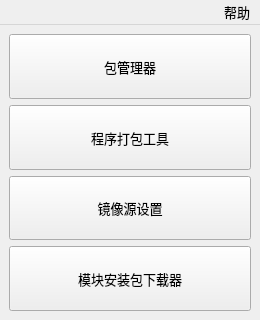
The window that ui/mainentry.ui (hrpzcf/AwesomePyKit) describes before a commit, drawn with Qt 5.
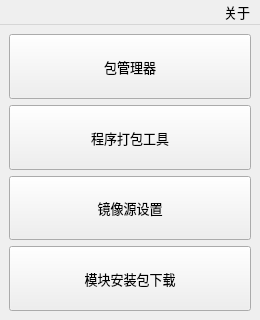
The same window after the commit.

Diff of the .ui file:
```diff
--- a/ui/mainentry.ui
+++ b/ui/mainentry.ui
@@ -95,7 +95,7 @@
          <string>Python包下载工具，此工具当前处于测试阶段。</string>
         </property>
         <property name="text">
-         <string>模块安装包下载器</string>
+         <string>模块安装包下载</string>
         </property>
        </widget>
       </item>
@@ -117,7 +117,7 @@
    </property>
    <widget class="QMenu" name="menu_help">
     <property name="title">
-     <string>帮助</string>
+     <string>关于</string>
     </property>
     <addaction name="action_about"/>
    </widget>
```
Left out of the diff: 6 changed lines with no effect on the pictures.
